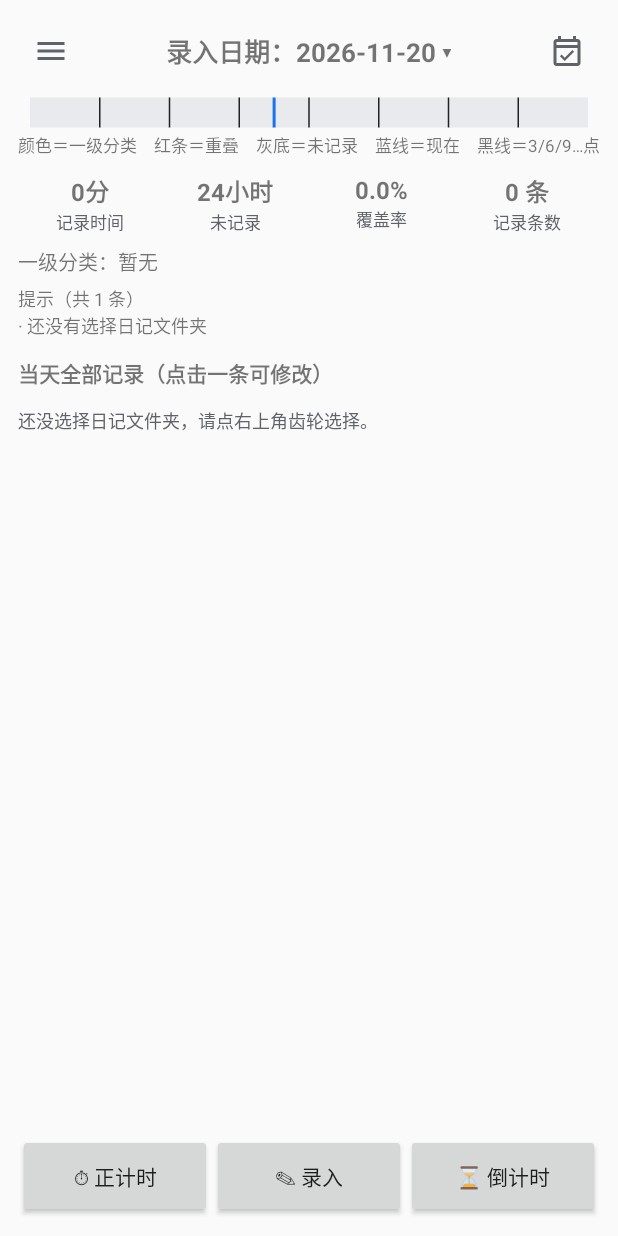
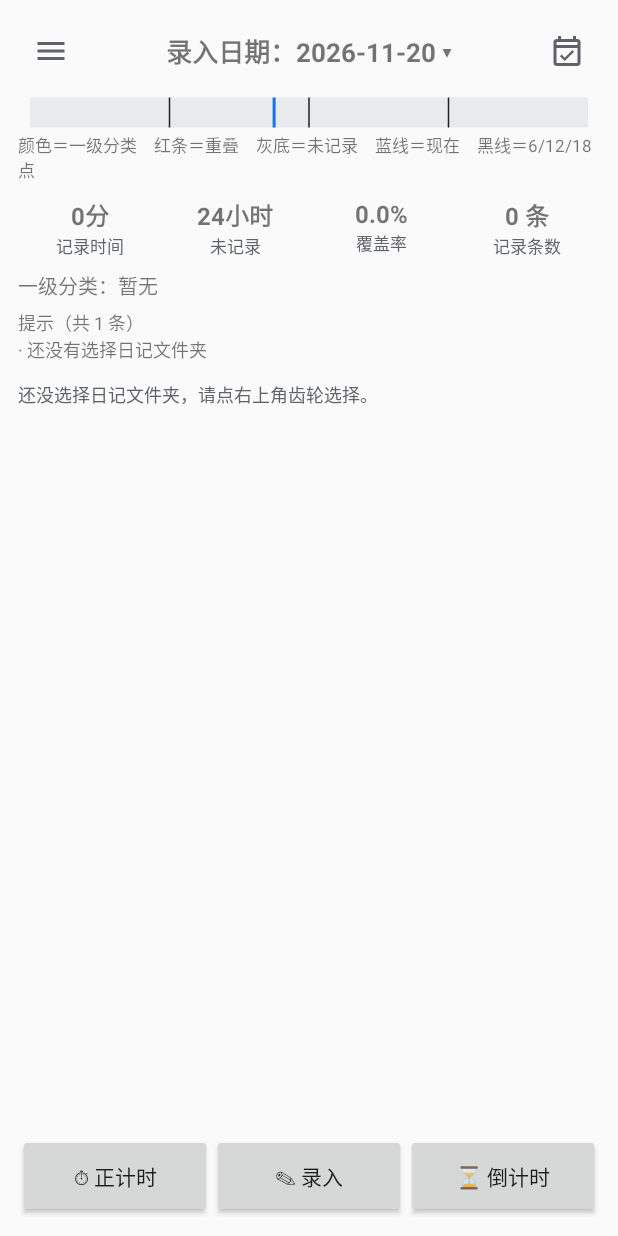
Before and after one commit to valelaneme/ObsidianTimeLog, an Android app: the screen it shows after launch (MainActivity), on a phone screen of 412 x 824 dp. Run offline under Robolectric (Android 15) with nearby library versions, the phone set to English and light mode, and no system bars.

Commit message:
v1.7.3 修复滑动记录跳变、删记录标题、时间轴黑线只留6/12/18

```diff
--- a/app/build.gradle
+++ b/app/build.gradle
@@ -4,11 +4,11 @@ plugins {
 }
 
 // 版本号分两个，各管各的：
-//   versionName = 人看的版本号（1.7.2），发版时**只改下面这一行**。
-//                 它决定 APK 文件名 Timelog-1.7.2.apk、Release 标签 v1.7.2、手机「应用信息」里显示的数字。
+//   versionName = 人看的版本号（1.7.3），发版时**只改下面这一行**。
+//                 它决定 APK 文件名 Timelog-1.7.3.apk、Release 标签 v1.7.3、手机「应用信息」里显示的数字。
 //   versionCode = 系统看的序号，由编译时刻的分钟数自动生成（约 2900 万，远低于 Android 上限 21 亿）。
 //                 手机上不显示，但**每次编译都会变大**，所以覆盖安装不会被系统当成同一版本。
-def appVersionName = '1.7.2'
+def appVersionName = '1.7.3'
 
 def buildStamp = System.currentTimeMillis()
 def ciBuildNumber = (buildStamp / 60000L) as int       // 分钟级序号，只给 versionCode 用
--- a/app/src/main/java/com/example/timelog/MainActivity.kt
+++ b/app/src/main/java/com/example/timelog/MainActivity.kt
@@ -212,6 +212,10 @@ class MainActivity : AppCompatActivity() {
                             swipeBlocked = true
                         } else {
                             swipeHorizontal = true
+                            // 判定横滑的第一刻就把当前页滚回顶部：预览页总是从顶部画，
+                            // 若当前页停在列表中间，两页记录会错开、滑到位后再归位就"跳一下"。
+                            // 提前归位，滑动全程两页都从同一高度开始。
+                            if (contentScroll.scrollY != 0) contentScroll.scrollTo(0, 0)
                         }
                     } else if (abs(dy) > 6f * density) {
                         swipeDecided = true   // 判定为纵向，交给 ScrollView 正常滚
--- a/app/src/main/java/com/example/timelog/ui/TimelineView.kt
+++ b/app/src/main/java/com/example/timelog/ui/TimelineView.kt
@@ -20,7 +20,7 @@ import kotlin.math.min
  * - 灰底 = 没记录的空白时段
  * - 彩色 = 按一级分类上色的已记录时段（同一分类颜色固定）
  * - 顶部红色细条 = 重叠区间
- * - 黑色细竖线 = 3/6/9/…/21 点的刻度，最后画在色带之上，任何颜色都盖不住
+ * - 黑色细竖线 = 6/12/18 点的刻度，最后画在色带之上，任何颜色都盖不住
  * - 蓝色竖线 = 当天的当前时刻（翻到历史日期则不画）
  */
 class TimelineView @JvmOverloads constructor(
@@ -39,7 +39,7 @@ class TimelineView @JvmOverloads constructor(
     private val overlapPaint = Paint(Paint.ANTI_ALIAS_FLAG).apply {
         color = Color.parseColor("#D93025")
     }
-    // 3/6/9…点的刻度线：黑色，最后画，压在颜色上面，不会被任何色块盖住
+    // 6/12/18 点的刻度线：黑色，最后画，压在颜色上面，不会被任何色块盖住
     private val tickPaint = Paint(Paint.ANTI_ALIAS_FLAG).apply {
         color = Color.parseColor("#202124")
         style = Paint.Style.STROKE
@@ -101,9 +101,9 @@ class TimelineView @JvmOverloads constructor(
             canvas.drawLine(x, barTop, x, barBottom, nowPaint)
         }
 
-        // 刻度线 3/6/9/…/21：最后画，黑色细竖线，压在色块上面当尺子用。
-        // 0 点和 24 点正好在色带两端，不需要再画，免得糊住边缘。
-        for (hour in 3..21 step 3) {
+        // 刻度线只保留 6/12/18 点：最后画，黑色细竖线，压在色块上面当尺子用。
+        // 0 点和 24 点在色带两端不画；3/9/15/21 太密，按用户要求去掉，只留三个整段点。
+        for (hour in intArrayOf(6, 12, 18)) {
             val x = pad + barWidth * (hour / 24f)
             canvas.drawLine(x, barTop, x, barBottom, tickPaint)
         }
--- a/app/src/main/res/layout/activity_main.xml
+++ b/app/src/main/res/layout/activity_main.xml
@@ -80,7 +80,7 @@
                     android:layout_width="match_parent"
                     android:layout_height="wrap_content"
                     android:paddingBottom="2dp"
-                    android:text="颜色＝一级分类　红条＝重叠　灰底＝未记录　蓝线＝现在　黑线＝3/6/9…点"
+                    android:text="颜色＝一级分类　红条＝重叠　灰底＝未记录　蓝线＝现在　黑线＝6/12/18点"
                     android:textSize="11sp" />
 
                 <LinearLayout
@@ -203,21 +203,11 @@
                     android:visibility="gone"
                     android:textSize="12sp" />
 
-                <TextView
-                    android:layout_width="match_parent"
-                    android:layout_height="wrap_content"
-                    android:paddingTop="12dp"
-                    android:text="当天全部记录（点击一条可修改）"
-                    android:textSize="14sp"
-                    android:textStyle="bold" />
-
                 <LinearLayout
                     android:id="@+id/nbRecordsContainer"
                     android:layout_width="match_parent"
                     android:layout_height="wrap_content"
                     android:orientation="vertical"
-                    android:paddingStart="12dp"
-                    android:paddingEnd="12dp"
                     android:paddingTop="4dp" />
             </LinearLayout>
 
@@ -249,7 +239,7 @@
                     android:layout_width="match_parent"
                     android:layout_height="wrap_content"
                     android:paddingBottom="2dp"
-                    android:text="颜色＝一级分类　红条＝重叠　灰底＝未记录　蓝线＝现在　黑线＝3/6/9…点"
+                    android:text="颜色＝一级分类　红条＝重叠　灰底＝未记录　蓝线＝现在　黑线＝6/12/18点"
                     android:textSize="11sp" />
 
                 <!-- 四项统计排成一行：记录时间 / 未记录 / 覆盖率 / 条数 -->
@@ -376,15 +366,6 @@
                     android:visibility="gone"
                     android:textIsSelectable="true"
                     android:textSize="12sp" />
-
-                <TextView
-                    android:id="@+id/tvRecordsTitle"
-                    android:layout_width="match_parent"
-                    android:layout_height="wrap_content"
-                    android:paddingTop="12dp"
-                    android:text="当天全部记录（点击一条可修改）"
-                    android:textSize="14sp"
-                    android:textStyle="bold" />
 
                 <!-- 按时间顺序逐条列出；两条不相连时中间插半行高的空档 -->
                 <LinearLayout
```
Also changed, not shown: 2 other files.
